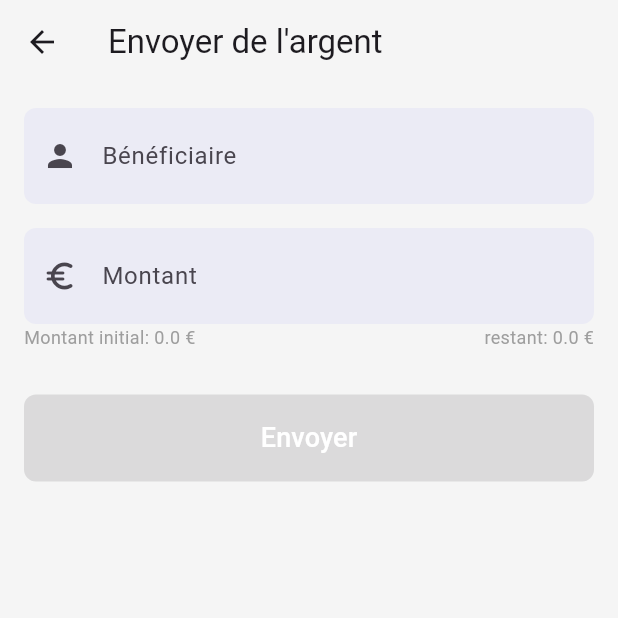
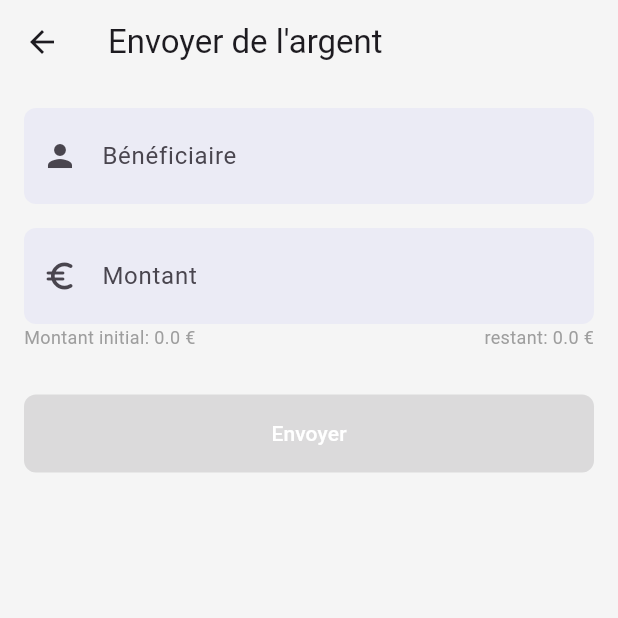
Before and after one commit to fagnigue/Mipal-app-mobile, a Flutter app: the screen it shows once a user with an empty profile is signed in, after a tap on the "arrow upward" icon, on a phone screen of 412 x 824 dp, the top half of it. Run offline on Flutter 3.47's test engine with Material 3 defaults, Android fonts, the phone set to English and light mode, and no system bars; our stand-ins replace flutter_dotenv, google_sign_in, localstorage, supabase_flutter; accounts and stored records are empty; network calls fail.

Commit message:
implementation de la fonction de depot

```diff
--- a/lib/pages/home.dart
+++ b/lib/pages/home.dart
@@ -12,7 +12,7 @@ import 'package:mipal/services/transaction_service.dart';
 import 'package:mipal/services/user_service.dart';
 import 'package:supabase_flutter/supabase_flutter.dart';
 
-import 'add_transaction_page.dart';
+import 'transactions/add_transaction_page.dart';
 
 class HomePage extends StatefulWidget {
   const HomePage({super.key});
--- a/lib/pages/login.dart
+++ b/lib/pages/login.dart
@@ -1,5 +1,6 @@
 import 'package:flutter/material.dart';
 import 'package:mipal/helpers/colors.dart';
+import 'package:mipal/helpers/widgets.dart';
 import 'package:mipal/main.dart';
 import 'package:mipal/pages/home.dart';
 import 'package:mipal/pages/signin.dart';
@@ -9,12 +10,14 @@ import 'package:mipal/services/user_service.dart';
 class LoginPage extends StatefulWidget {
   const LoginPage({super.key});
 
-
   @override
   State<LoginPage> createState() => _LoginScreenState();
 }
 
 class _LoginScreenState extends State<LoginPage> {
+  final TextEditingController _emailController = TextEditingController();
+  final TextEditingController _passwordController = TextEditingController();
+  final _formKey = GlobalKey<FormState>();
 
   @override
   void initState() {
@@ -38,19 +41,31 @@ class _LoginScreenState extends State<LoginPage> {
         } else {
           if (mounted) {
             Navigator.of(context).pushReplacement(
-              MaterialPageRoute(builder: (context) => SigninPage(userId: userId, email: data.session!.user.email!)),
+              MaterialPageRoute(
+                builder: (context) =>
+                    SigninPage(userId: userId, email: data.session!.user.email!),
+              ),
             );
           }
         }
-    }});
+      }
+    });
   }
 
+  @override
+  void dispose() {
+    _emailController.dispose();
+    _passwordController.dispose();
+    super.dispose();
+  }
 
   @override
   Widget build(BuildContext context) {
     return Scaffold(
       backgroundColor: AppColors.background,
       body: Center(
+        child: SingleChildScrollView(
+          padding: const EdgeInsets.all(16.0),
           child: Column(
             mainAxisAlignment: MainAxisAlignment.center,
             children: [
@@ -60,9 +75,98 @@ class _LoginScreenState extends State<LoginPage> {
                 height: 200,
               ),
               const SizedBox(height: 20),
+              Form(
+                key: _formKey,
+                child: Column(
+                  children: [
+                    AppWidgets.buildTextField(
+                      labelText: 'E-mail',
+                      hintText: 'Entrez votre e-mail',
+                      controller: _emailController,
+                      width: MediaQuery.of(context).size.width * 0.8,
+                      keyboardType: TextInputType.emailAddress,
+                      prefixIcon: Icons.email,
+                      validator: (value) {
+                        if (value == null || value.isEmpty) {
+                          return 'Veuillez entrer un e-mail';
+                        }
+                        if (!RegExp(r'^[\w-\.]+@([\w-]+\.)+[\w-]{2,4}$')
+                            .hasMatch(value)) {
+                          return 'Veuillez entrer un e-mail valide';
+                        }
+                        return null;
+                      },
+                    ),
+                    const SizedBox(height: 16),
+                    AppWidgets.buildTextField(
+                      labelText: 'Mot de passe',
+                      hintText: 'Entrez votre mot de passe',
+                      controller: _passwordController,
+                      width: MediaQuery.of(context).size.width * 0.8,
+                      keyboardType: TextInputType.text,
+                      prefixIcon: Icons.lock,
+                      validator: (value) {
+                        if (value == null || value.isEmpty) {
+                          return 'Veuillez entrer un mot de passe';
+                        }
+                        if (value.length < 6) {
+                          return 'Le mot de passe doit contenir au moins 6 caractères';
+                        }
+                        return null;
+                      },
+                    ),
+                    const SizedBox(height: 20),
+                    AppWidgets.buildValidationButton(
+                      text: 'Se connecter',
+                      onPressed: () async {
+                        if (_formKey.currentState!.validate()) {
+                          await UserService().signInWithEmail(
+                            context,
+                            _emailController.text,
+                            _passwordController.text,
+                          );
+                        }
+                      },
+                      color: AppColors.primary,
+                      textColor: Colors.white, width: MediaQuery.of(context).size.width * 0.8,
+                    ),
+                    const SizedBox(height: 10),
+                    TextButton(
+                      onPressed: () async {
+                        if (_formKey.currentState!.validate()) {
+                          await UserService().signUpWithEmail(
+                            context,
+                            _emailController.text,
+                            _passwordController.text,
+                          );
+                        }
+                      },
+                      child: const Text(
+                        "S'inscrire",
+                        style: TextStyle(color: AppColors.primary),
+                      ),
+                    ),
+                  ],
+                ),
+              ),
+              const SizedBox(height: 20),
+              const Text(
+                'ou',
+                style: TextStyle(fontSize: 16, color: Colors.grey),
+              ),
+              const SizedBox(height: 20),
               ElevatedButton(
-              onPressed: () {
-                UserService().googleSignIn(context);
+                onPressed: () async {
+                  try {
+                    await UserService().googleSignIn(context);
+                  } catch (e) {
+                    ScaffoldMessenger.of(context).showSnackBar(
+                      SnackBar(
+                        content: Text("Erreur lors de la connexion Google: $e"),
+                        backgroundColor: AppColors.error,
+                      ),
+                    );
+                  }
                 },
                 child: Row(
                   mainAxisSize: MainAxisSize.min,
@@ -72,14 +176,15 @@ class _LoginScreenState extends State<LoginPage> {
                       width: 25,
                       height: 25,
                     ),
-                  SizedBox(width: 8),
-                  Text("S'identifier avec Google"),
+                    const SizedBox(width: 8),
+                    const Text("S'identifier avec Google"),
                   ],
                 ),
               ),
             ],
           ),
         ),
+      ),
     );
   }
 }
--- a/lib/pages/transactions/send_transaction.dart
+++ b/lib/pages/transactions/send_transaction.dart
@@ -128,19 +128,12 @@ class _SendTransactionPageState extends State<SendTransactionPage> {
                 ],
               ),
               SizedBox(height: 30),
-              ElevatedButton(
+              AppWidgets.buildValidationButton(
+                text: 'Envoyer',
                 onPressed: canSend ? _sendTransaction : null,
-                style: ElevatedButton.styleFrom(
-                backgroundColor: AppColors.primary ,
-                padding: EdgeInsets.symmetric(vertical: 16.0),
-                shape: RoundedRectangleBorder(
-                  borderRadius: BorderRadius.circular(8.0),
-                ),
-              ),
-                child: Text(
-                  'Envoyer',
-                  style: TextStyle(fontSize: 18, color: Colors.white),
-                ),
+                color: AppColors.primary,
+                textColor: Colors.white,
+                width: MediaQuery.of(context).size.width * 0.8,
               ),
             ],
           ),
--- a/lib/services/transaction_service.dart
+++ b/lib/services/transaction_service.dart
@@ -84,8 +84,8 @@ class TransactionService {
         'created_at': DateTime.now().toIso8601String(),
       });
 
-      await supabase.from('user_profiles').update({
-        'solde': supabase.from('user_profiles').select('solde').eq('id', userId).single().then((res) => res['solde'] + amount),
+      await supabase.from('profiles').update({
+        'solde': supabase.from('profiles').select('solde').eq('id', userId).single().then((res) => res['solde'] + amount),
       }).eq('id', userId);
     } catch (e) {
       throw Exception('Erreur lors du dépôt: $e');
```
Also changed, not shown: lib/pages/signin.dart (+5 -12 lines), lib/pages/transactions/add_transaction_page.dart (renamed from lib/pages/add_transaction_page.dart, +5 -12 lines), lib/services/user_service.dart (+79 -0 lines). Lines whose indentation alone changed are shown as unchanged.
